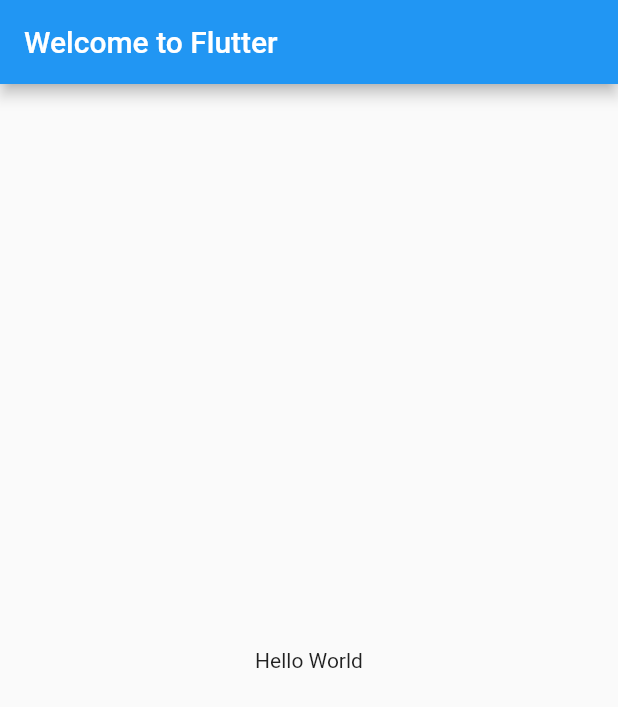
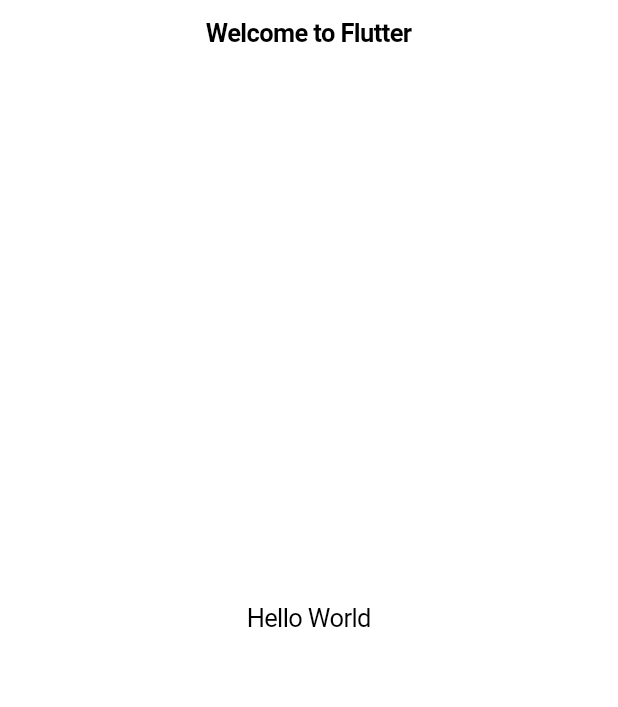
Before and after one commit to jeremy-w/nerdcamp-flutter-2020.07, a Flutter app: the screen it shows after launch, on a phone screen of 412 x 824 dp. Shown: the top 707 px of the screen. Run offline on Flutter 3.47's test engine with Material 2 defaults, Android fonts, the phone set to English and light mode, and no system bars.

Commit message:
Transformed into Cupertino theme
Dark Mode is no good, though. The body text becomes dark-on-dark!

```diff
--- a/test_drive/lib/main.dart
+++ b/test_drive/lib/main.dart
@@ -1,17 +1,19 @@
-import 'package:flutter/material.dart';
+import 'package:flutter/cupertino.dart';
 
 void main() => runApp(MyApp());
 
 class MyApp extends StatelessWidget {
   @override
   Widget build(BuildContext context) {
-    return MaterialApp(
+    return CupertinoApp(
       title: 'Welcome to Flutter',
-      home: Scaffold(
-        appBar: AppBar(
-          title: const Text('Welcome to Flutter'),
+      home: CupertinoPageScaffold(
+        navigationBar: CupertinoNavigationBar(
+          middle: const Text('Welcome to Flutter'),
         ),
-        body: const Center(
+        // FIXME: This works fine with light mode, but in dark mode, the text stays dark!
+        // The navbar text displays fine in both modes, though.
+        child: const Center(
           child: const Text('Hello World'),
         ),
       ),
```
